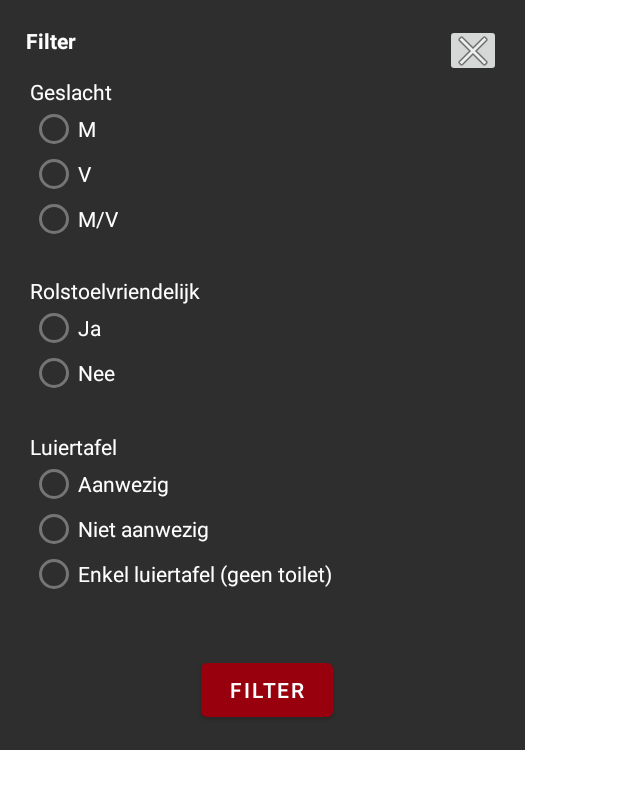
After one commit to SiemenSlabbinck/MobileDevelopmentProject, an Android app: the layout popup.xml on its own in the app's theme, with its tools: preview values and no code run, on a phone screen of 412 x 824 dp. The commit adds this screen. Shown: the top 789 px of the screen. Run offline under Robolectric (Android 15) with nearby library versions, the light colour scheme and no system bars.

Commit message:
add filter modal

```diff
--- a/app/src/main/java/edu/ap/mobiledevelopmentproject/MainActivity.kt
+++ b/app/src/main/java/edu/ap/mobiledevelopmentproject/MainActivity.kt
@@ -1,11 +1,91 @@
 package edu.ap.mobiledevelopmentproject
 
+import android.app.Dialog
+import android.content.Context
 import androidx.appcompat.app.AppCompatActivity
 import android.os.Bundle
+import android.view.View
+import android.widget.Button
+import android.widget.ImageButton
+import android.widget.PopupWindow
+import android.widget.RadioButton
 
 class MainActivity : AppCompatActivity() {
     override fun onCreate(savedInstanceState: Bundle?) {
         super.onCreate(savedInstanceState)
         setContentView(R.layout.activity_main)
+
+        var openFilterDiaglog = findViewById<ImageButton>(R.id.btn_filter)
+
+        openFilterDiaglog.setOnClickListener {
+            displayFilterDialog();
+        }
+
+    }
+
+    private fun displayFilterDialog() {
+        var popupDialog = Dialog(this)
+        popupDialog.setCancelable(false)
+        popupDialog.setContentView(R.layout.popup)
+
+        //components of view
+        var closeButton = popupDialog.findViewById<ImageButton>(R.id.btn_close_popup)
+        var filterButton = popupDialog.findViewById<Button>(R.id.btn_filter_on_values)
+
+        //functions
+        closeButton.setOnClickListener {
+            //Dismiss popup dialog
+            popupDialog.dismiss();
+        }
+
+        filterButton.setOnClickListener {
+            //Dismiss popup dialog
+            popupDialog.dismiss();
+        }
+
+        popupDialog.show();
+    }
+
+//    Popup methods
+    fun onRadioButtonGenderClicked(view: View) {
+        if (view is RadioButton) {
+            // Is the button now checked?
+            val checked = view.isChecked
+
+            // Check which radio button was clicked
+            when (view.getId()) {
+                R.id.radio_option_m ->
+                    if (checked) {
+                        // show only man toilet
+                    }
+                R.id.radio_option_v ->
+                    if (checked) {
+                        // show only woman toilet
+                    }
+                R.id.radio_option_mv ->
+                    if (checked) {
+                        // show man and women toilet
+                    }
+            }
+        }
+    }
+
+    fun onRadioButtonWheelchairClicked(view: View) {
+        if (view is RadioButton) {
+            // Is the button now checked?
+            val checked = view.isChecked
+
+            // Check which radio button was clicked
+            when (view.getId()) {
+                R.id.radio_option_wheelchairYes ->
+                    if (checked) {
+                        // show only wheelchair friendly toilets
+                    }
+                R.id.radio_option_wheelchairNo ->
+                    if (checked) {
+                        // show all toilets
+                    }
+            }
+        }
     }
 }
--- a/app/src/main/res/layout/activity_main.xml
+++ b/app/src/main/res/layout/activity_main.xml
@@ -19,7 +19,7 @@
         app:layout_constraintVertical_bias="0.0" />
 
     <Button
-        android:id="@+id/buttonAddLocation"
+        android:id="@+id/btn_addLocation"
         android:layout_width="wrap_content"
         android:layout_height="wrap_content"
         android:layout_marginTop="16dp"
@@ -44,7 +44,7 @@
     </ListView>
 
     <ImageButton
-        android:id="@+id/imageButton"
+        android:id="@+id/btn_filter"
         android:layout_width="wrap_content"
         android:layout_height="wrap_content"
         android:layout_marginEnd="13dp"
@@ -54,14 +54,16 @@
         app:srcCompat="?android:attr/actionModeWebSearchDrawable" />
 
     <Button
-        android:id="@+id/buttonShowMap"
+        android:id="@+id/btn_showMap"
         android:layout_width="wrap_content"
         android:layout_height="wrap_content"
         android:layout_marginTop="664dp"
         android:layout_marginEnd="120dp"
+        android:layout_marginBottom="19dp"
         android:backgroundTint="#97000C"
         android:text="Kaart weergave"
         android:textColor="#fff"
+        app:layout_constraintBottom_toBottomOf="parent"
         app:layout_constraintEnd_toEndOf="parent"
         app:layout_constraintTop_toTopOf="parent" />
 
--- /dev/null
+++ b/app/src/main/res/layout/popup.xml
@@ -0,0 +1,162 @@
+<?xml version="1.0" encoding="utf-8"?>
+<androidx.constraintlayout.widget.ConstraintLayout xmlns:android="http://schemas.android.com/apk/res/android"
+    xmlns:app="http://schemas.android.com/apk/res-auto"
+    xmlns:tools="http://schemas.android.com/tools"
+    android:layout_width="350dp"
+    android:layout_height="500dp"
+    android:background="#2F2E2E">
+
+
+    <ImageButton
+        android:id="@+id/btn_close_popup"
+        android:layout_width="37dp"
+        android:layout_height="35dp"
+        android:layout_marginTop="16dp"
+        android:layout_marginEnd="16dp"
+        app:layout_constraintEnd_toEndOf="parent"
+        app:layout_constraintTop_toTopOf="parent"
+        app:srcCompat="@android:drawable/ic_menu_close_clear_cancel" />
+
+    <TextView
+        android:id="@+id/textView"
+        android:layout_width="wrap_content"
+        android:layout_height="wrap_content"
+        android:layout_marginStart="17dp"
+        android:layout_marginTop="17dp"
+        android:text="Filter"
+        android:textColor="#fff"
+        android:textStyle="bold"
+        app:layout_constraintStart_toStartOf="parent"
+        app:layout_constraintTop_toTopOf="parent" />
+
+    <RadioGroup
+        android:layout_width="330dp"
+        android:layout_height="110dp"
+        android:layout_marginStart="20dp"
+        android:layout_marginTop="51dp"
+        android:orientation="vertical"
+        app:layout_constraintStart_toStartOf="parent"
+        app:layout_constraintTop_toTopOf="parent"
+        tools:ignore="MissingConstraints">
+
+        <TextView
+            android:id="@+id/headerGender"
+            android:layout_width="wrap_content"
+            android:layout_height="wrap_content"
+            android:text="Geslacht"
+            android:textColor="#fff" />
+
+        <RadioButton
+            android:id="@+id/radio_option_m"
+            android:layout_width="wrap_content"
+            android:layout_height="30dp"
+            android:onClick="onRadioButtonGenderClicked"
+            android:text="M"
+            android:textColor="#fff" />
+
+        <RadioButton
+            android:id="@+id/radio_option_v"
+            android:layout_width="wrap_content"
+            android:layout_height="30dp"
+            android:onClick="onRadioButtonGenderClicked"
+            android:text="V"
+            android:textColor="#fff" />
+
+        <RadioButton
+            android:id="@+id/radio_option_mv"
+            android:layout_width="wrap_content"
+            android:layout_height="30dp"
+            android:onClick="onRadioButtonGenderClicked"
+            android:text="M/V"
+            android:textColor="#fff" />
+    </RadioGroup>
+
+    <RadioGroup
+        android:layout_width="329dp"
+        android:layout_height="83dp"
+        android:layout_marginStart="20dp"
+        android:layout_marginTop="184dp"
+        android:orientation="vertical"
+        app:layout_constraintStart_toStartOf="parent"
+        app:layout_constraintTop_toTopOf="parent"
+        tools:ignore="MissingConstraints">
+
+        <TextView
+            android:id="@+id/headerWheelchair"
+            android:layout_width="wrap_content"
+            android:layout_height="wrap_content"
+            android:text="Rolstoelvriendelijk"
+            android:textColor="#fff" />
+
+        <RadioButton
+            android:id="@+id/radio_option_wheelchairYes"
+            android:layout_width="wrap_content"
+            android:layout_height="30dp"
+            android:onClick="onRadioButtonWheelchairClicked"
+            android:text="Ja"
+            android:textColor="#fff" />
+
+        <RadioButton
+            android:id="@+id/radio_option_wheelchairNo"
+            android:layout_width="wrap_content"
+            android:layout_height="30dp"
+            android:onClick="onRadioButtonWheelchairClicked"
+            android:text="Nee"
+            android:textColor="#fff" />
+
+    </RadioGroup>
+
+    <RadioGroup
+        android:layout_width="328dp"
+        android:layout_height="117dp"
+        android:layout_marginStart="20dp"
+        android:layout_marginTop="288dp"
+        android:orientation="vertical"
+        app:layout_constraintStart_toStartOf="parent"
+        app:layout_constraintTop_toTopOf="parent"
+        tools:ignore="MissingConstraints">
+
+        <TextView
+            android:id="@+id/headerDamperTable"
+            android:layout_width="wrap_content"
+            android:layout_height="wrap_content"
+            android:text="Luiertafel"
+            android:textColor="#fff" />
+
+        <RadioButton
+            android:id="@+id/radio_option_damperTableAvailable"
+            android:layout_width="wrap_content"
+            android:layout_height="30dp"
+            android:onClick="onRadioButtonDamperTableClicked"
+            android:text="Aanwezig"
+            android:textColor="#fff" />
+
+        <RadioButton
+            android:id="@+id/radio_option_damperTableNotAvailable"
+            android:layout_width="wrap_content"
+            android:layout_height="30dp"
+            android:onClick="onRadioButtonDamperTableClicked"
+            android:text="Niet aanwezig"
+            android:textColor="#fff" />
+
+        <RadioButton
+            android:id="@+id/radio_option_damperTableNoToilet"
+            android:layout_width="wrap_content"
+            android:layout_height="30dp"
+            android:onClick="onRadioButtonDamperTableClicked"
+            android:text="Enkel luiertafel (geen toilet)"
+            android:textColor="#fff" />
+    </RadioGroup>
+
+    <Button
+        android:id="@+id/btn_filter_on_values"
+        android:layout_width="wrap_content"
+        android:layout_height="wrap_content"
+        android:layout_marginEnd="128dp"
+        android:layout_marginBottom="16dp"
+        android:text="Filter"
+        android:textColor="#fff"
+        app:layout_constraintBottom_toBottomOf="parent"
+        app:layout_constraintEnd_toEndOf="parent" />
+
+</androidx.constraintlayout.widget.ConstraintLayout>
```
